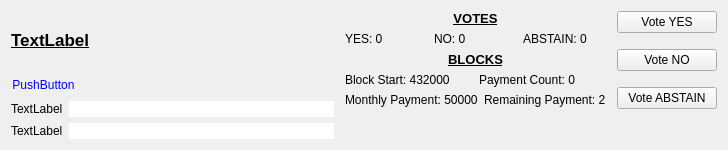
SocialSend/SocialSend, file src/qt/forms/budgetitem.ui: the form before one commit.
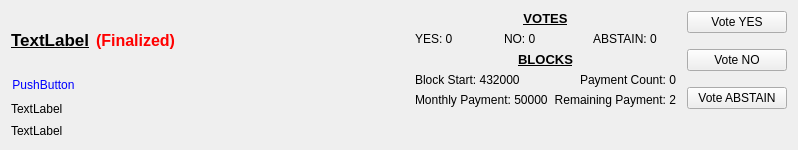
The form after the commit.

Diff of the .ui file:
```diff
--- a/src/qt/forms/budgetitem.ui
+++ b/src/qt/forms/budgetitem.ui
@@ -6,7 +6,7 @@
    <rect>
     <x>0</x>
     <y>0</y>
-    <width>728</width>
+    <width>798</width>
     <height>150</height>
    </rect>
   </property>
@@ -53,6 +53,27 @@
          </property>
         </widget>
        </item>
+       <item>
+        <widget class="QLabel" name="lblFinalized">
+         <property name="font">
+          <font>
+           <family>MS Shell Dlg 2</family>
+           <pointsize>12</pointsize>
+           <weight>75</weight>
+           <bold>true</bold>
+          </font>
+         </property>
+         <property name="styleSheet">
+          <string notr="true">#lblFinalized{
+color:red;
+
+}</string>
+         </property>
+         <property name="text">
+          <string>(Finalized)</string>
+         </property>
+        </widget>
+       </item>
        <item>
         <spacer name="horizontalSpacer">
          <property name="orientation">
@@ -123,7 +144,10 @@
           </sizepolicy>
          </property>
          <property name="styleSheet">
-          <string notr="true">border:none;</string>
+          <string notr="true">
+border:none;
+background-color:transparent;
+</string>
          </property>
          <property name="frame">
           <bool>false</bool>
@@ -147,7 +171,10 @@
        <item>
         <widget class="QLineEdit" name="txtBudgetAddress">
          <property name="styleSheet">
-          <string notr="true">border:none;</string>
+          <string notr="true">
+border:none;
+background-color:transparent;
+</string>
          </property>
          <property name="frame">
           <bool>false</bool>
@@ -240,9 +267,18 @@
       <layout class="QHBoxLayout" name="horizontalLayout_7">
        <item>
         <widget class="QLabel" name="lblBlockStart">
+         <property name="sizePolicy">
+          <sizepolicy hsizetype="Preferred" vsizetype="Preferred">
+           <horstretch>0</horstretch>
+           <verstretch>0</verstretch>
+          </sizepolicy>
+         </property>
          <property name="text">
           <string>Block Start: 432000</string>
          </property>
+         <property name="margin">
+          <number>5</number>
+         </property>
         </widget>
        </item>
        <item>
@@ -250,6 +286,12 @@
          <property name="text">
           <string>Payment Count: 0</string>
          </property>
+         <property name="alignment">
+          <set>Qt::AlignRight|Qt::AlignTrailing|Qt::AlignVCenter</set>
+         </property>
+         <property name="margin">
+          <number>5</number>
+         </property>
         </widget>
        </item>
       </layout>
@@ -258,9 +300,18 @@
       <layout class="QHBoxLayout" name="horizontalLayout_8">
        <item>
         <widget class="QLabel" name="lblMonthlyPayment">
+         <property name="sizePolicy">
+          <sizepolicy hsizetype="Preferred" vsizetype="Preferred">
+           <horstretch>0</horstretch>
+           <verstretch>0</verstretch>
+          </sizepolicy>
+         </property>
          <property name="text">
           <string>Monthly Payment: 50000</string>
          </property>
+         <property name="margin">
+          <number>5</number>
+         </property>
         </widget>
        </item>
        <item>
@@ -268,6 +319,12 @@
          <property name="text">
           <string>Remaining Payment: 2</string>
          </property>
+         <property name="alignment">
+          <set>Qt::AlignRight|Qt::AlignTrailing|Qt::AlignVCenter</set>
+         </property>
+         <property name="margin">
+          <number>5</number>
+         </property>
         </widget>
        </item>
       </layout>
```
Left out of the diff: 4 changed lines with no effect on the pictures.
